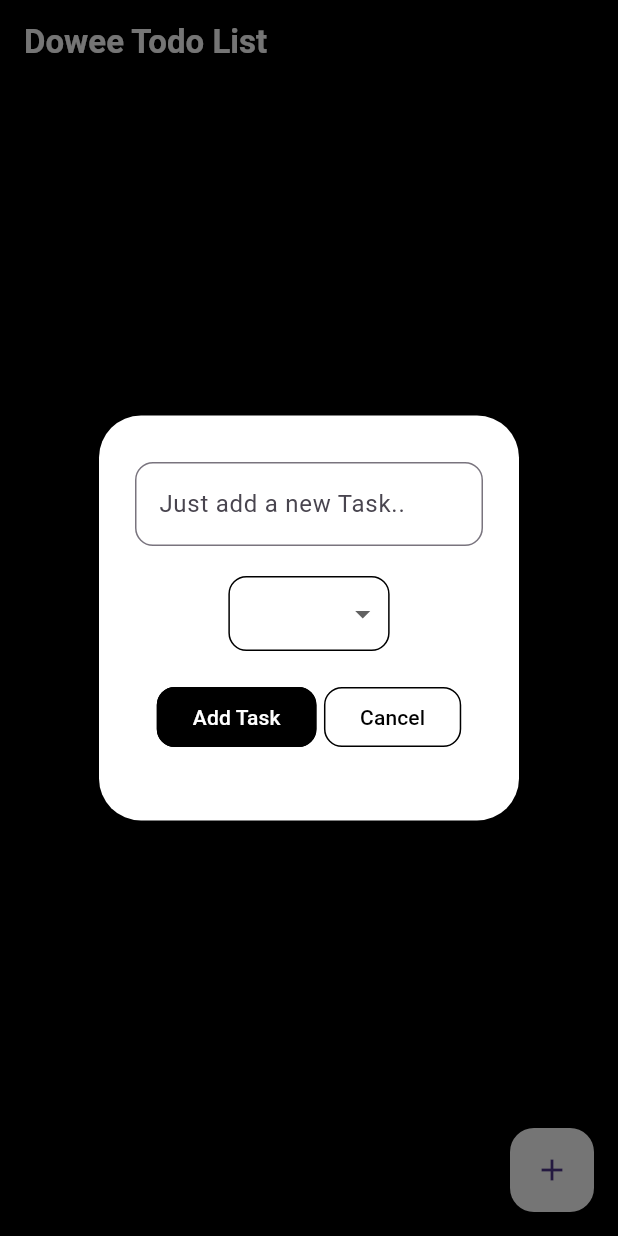
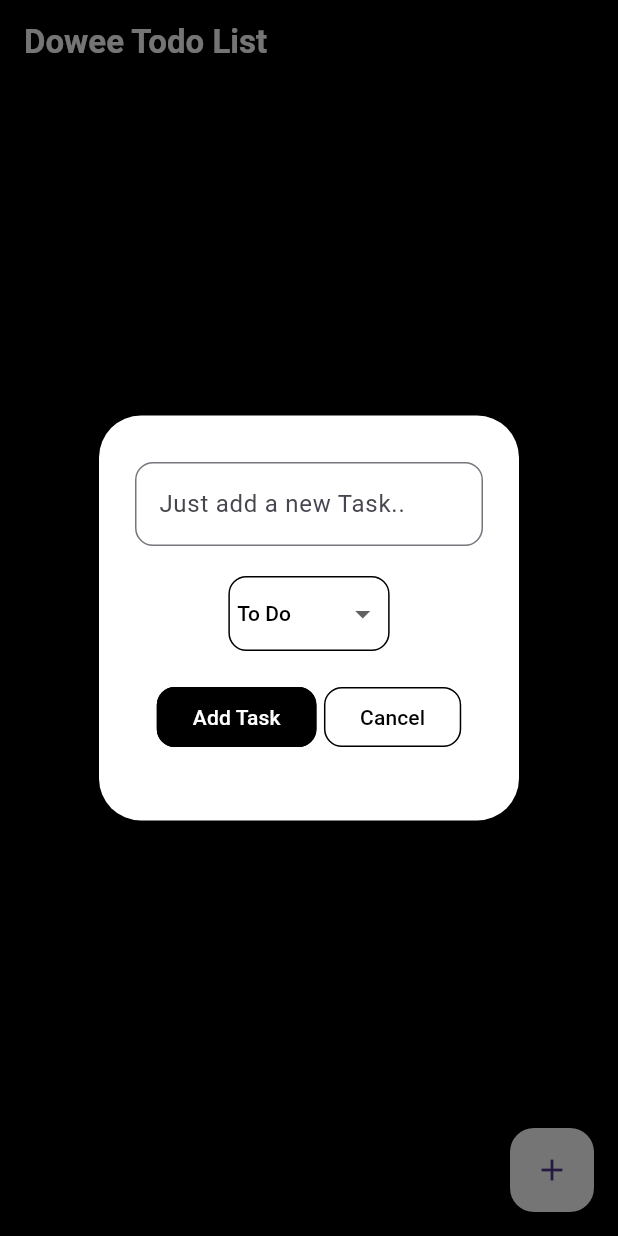
Before and after one commit to yellhtet-ux/dowee-todo-flutter-app, a Flutter app: the screen it shows after launch, after a tap on the "add" icon, on a phone screen of 412 x 824 dp. Run offline on Flutter 3.47's test engine with Material 3 defaults, Android fonts, the phone set to English and light mode, and no system bars; our stand-ins replace hive, hive_flutter; accounts and stored records are empty.

Commit message:
IssueFix: UI and Data didn't update where status change. (#3)
Standardize task status handling by replacing string constants with an enum and refactor the new-task dialog to live-update status selections and persist changes correctly.

Bug Fixes:

Ensure task status dropdown updates both the dialog UI and persisted data on change
Enhancements:

Convert TaskStatus from static strings to an enum with a name getter and update all dropdowns, color logic, and persistence to use enum names
Refactor NewTaskDialogBox into a stateful builder to track and apply status selections immediately
Initialize missing status categories dynamically in TaskDatabase before adding moved tasks
Chores:

Add lint rule to ignore leading underscores for local identifiers

```diff
--- a/lib/model/task.dart
+++ b/lib/model/task.dart
@@ -2,22 +2,38 @@ import 'package:hive/hive.dart';
 
 part 'task.g.dart';
 
-class TaskStatus {
-  static final inProgress = "In Progress";
-  static final completed = "Completed";
-  static final onHold = "On Hold";
-  static final cancelled = "Cancelled";
-  static final toDo = "To Do";
+enum TaskStatus {
+  toDo,
+  inProgress,
+  onHold,
+  completed,
+  cancelled;
+
+  String get name {
+    switch (this) {
+      case TaskStatus.toDo:
+        return 'To Do';
+      case TaskStatus.inProgress:
+        return 'In Progress';
+      case TaskStatus.cancelled:
+        return "Cancelled";
+      case TaskStatus.completed:
+        return "Completed";
+      case TaskStatus.onHold:
+        return "On Hold";
+    }
+  }
 }
 
-// class Task {
-//   String taskName;
-//   String taskStatus;
-
-//   Task({required this.taskName, required this.taskStatus});
+// class TaskStatus {
+//   static final inProgress = "In Progress";
+//   static final completed = "Completed";
+//   static final onHold = "On Hold";
+//   static final cancelled = "Cancelled";
+//   static final toDo = "To Do";
 // }
 
-@HiveType(typeId: 1,adapterName: "TaskAdapter")
+@HiveType(typeId: 1, adapterName: "TaskAdapter")
 class Task {
   Task({required this.taskName, required this.taskStatus});
 
--- a/lib/utils/components/newtask_dialogbox.dart
+++ b/lib/utils/components/newtask_dialogbox.dart
@@ -1,4 +1,4 @@
-// ignore_for_file: sized_box_for_whitespace
+// ignore_for_file: sized_box_for_whitespace, no_leading_underscores_for_local_identifiers
 
 import 'package:dowee_app/model/task.dart';
 import 'package:dowee_app/utils/components/custom_button.dart';
@@ -21,6 +21,9 @@ class NewTaskDialogBox extends StatelessWidget {
 
   @override
   Widget build(BuildContext context) {
+    String? _selectedStatus = taskStatus;
+    return StatefulBuilder(
+      builder: (BuildContext context, StateSetter setState) {
         return AlertDialog(
           backgroundColor: Colors.white,
           content: Container(
@@ -43,7 +46,7 @@ class NewTaskDialogBox extends StatelessWidget {
 
                   //! Status Dropdown
                   Container(
-                padding: EdgeInsets.only(left: 5,right: 5),
+                    padding: EdgeInsets.only(left: 5, right: 5),
                     decoration: BoxDecoration(
                       color: Colors.white,
                       borderRadius: BorderRadius.circular(12.0),
@@ -52,28 +55,33 @@ class NewTaskDialogBox extends StatelessWidget {
                     child: DropdownButton(
                       items: [
                         DropdownMenuItem(
-                      child: Text(TaskStatus.inProgress),
-                      value: TaskStatus.inProgress,
+                          child: Text(TaskStatus.inProgress.name),
+                          value: TaskStatus.inProgress.name,
                         ),
                         DropdownMenuItem(
-                      child: Text(TaskStatus.completed),
-                      value: TaskStatus.completed,
+                          child: Text(TaskStatus.completed.name),
+                          value: TaskStatus.completed.name,
                         ),
                         DropdownMenuItem(
-                      child: Text(TaskStatus.onHold),
-                      value: TaskStatus.onHold,
+                          child: Text(TaskStatus.onHold.name),
+                          value: TaskStatus.onHold.name,
                         ),
                         DropdownMenuItem(
-                      child: Text(TaskStatus.cancelled),
-                      value: TaskStatus.cancelled,
+                          child: Text(TaskStatus.cancelled.name),
+                          value: TaskStatus.cancelled.name,
                         ),
                         DropdownMenuItem(
-                      child: Text(TaskStatus.toDo),
-                      value: TaskStatus.toDo,
+                          child: Text(TaskStatus.toDo.name),
+                          value: TaskStatus.toDo.name,
                         ),
                       ],
-                  value: taskStatus,
-                  onChanged: statusChangePressed,
+                      value: _selectedStatus,
+                      onChanged: (value) {
+                        setState(() {
+                          _selectedStatus = value;
+                        });
+                        statusChangePressed?.call(value);
+                      },
                       style: TextStyle(
                         color: Colors.black,
                         fontWeight: FontWeight.w500,
@@ -110,5 +118,7 @@ class NewTaskDialogBox extends StatelessWidget {
             ),
           ),
         );
+      },
+    );
   }
 }
```
Also changed, not shown: lib/localdb/task_db.dart (+25 -18 lines), lib/pages/dowee_home_page.dart (+5 -5 lines), lib/utils/components/dowee_task_list.dart (+20 -16 lines). Lines whose indentation alone changed are shown as unchanged.
